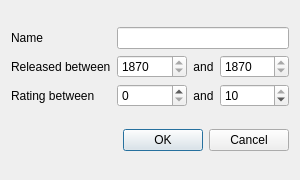
Old version of the form Dialogs/FiltersDialog.ui in the repository AmbreM71/MovieManager.
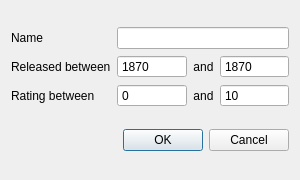
New version of the form.

Commit message: Hide spinbox arrows

Patch:
```diff
--- a/Dialogs/FiltersDialog.ui
+++ b/Dialogs/FiltersDialog.ui
@@ -40,6 +40,9 @@
      </item>
      <item row="1" column="1">
       <widget class="QSpinBox" name="MinYearInput">
+       <property name="buttonSymbols">
+        <enum>QAbstractSpinBox::NoButtons</enum>
+       </property>
        <property name="minimum">
         <number>1870</number>
        </property>
@@ -74,6 +77,9 @@
      </item>
      <item row="1" column="3">
       <widget class="QSpinBox" name="MaxYearInput">
+       <property name="buttonSymbols">
+        <enum>QAbstractSpinBox::NoButtons</enum>
+       </property>
        <property name="minimum">
         <number>1870</number>
        </property>
@@ -88,6 +94,9 @@
      </item>
      <item row="2" column="1">
       <widget class="QSpinBox" name="MinRatingInput">
+       <property name="buttonSymbols">
+        <enum>QAbstractSpinBox::NoButtons</enum>
+       </property>
        <property name="maximum">
         <number>10</number>
        </property>
@@ -105,6 +114,9 @@
      </item>
      <item row="2" column="3">
       <widget class="QSpinBox" name="MaxRatingInput">
+       <property name="buttonSymbols">
+        <enum>QAbstractSpinBox::NoButtons</enum>
+       </property>
        <property name="maximum">
         <number>10</number>
        </property>
```
The commit also changes 5 other files.
